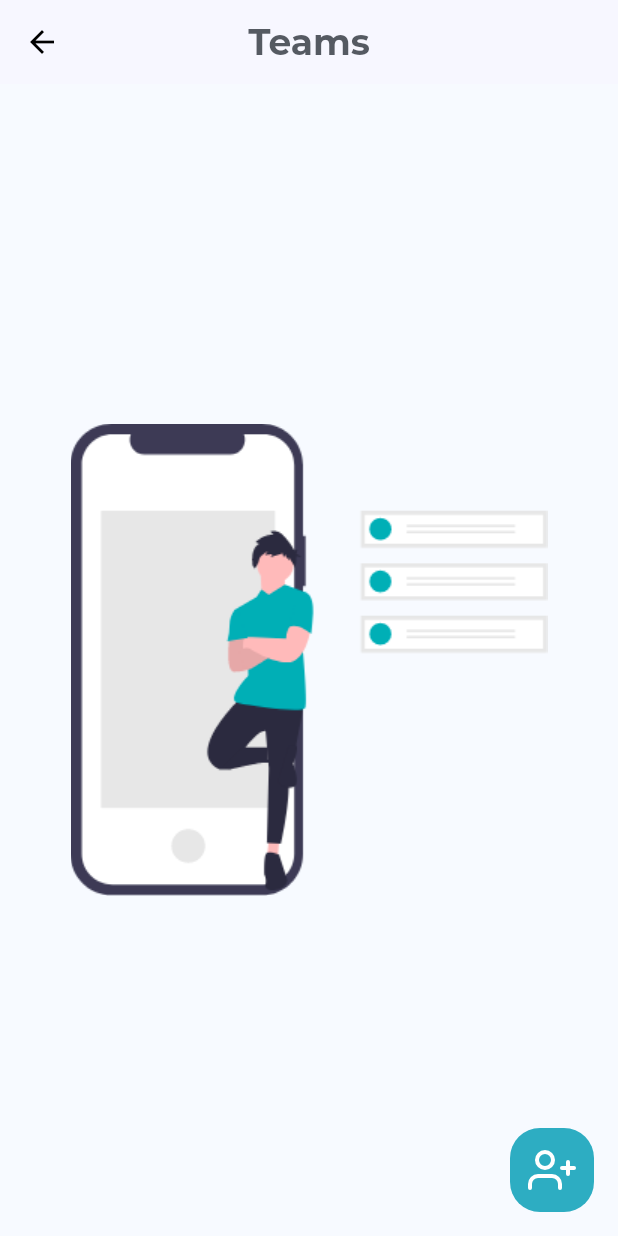
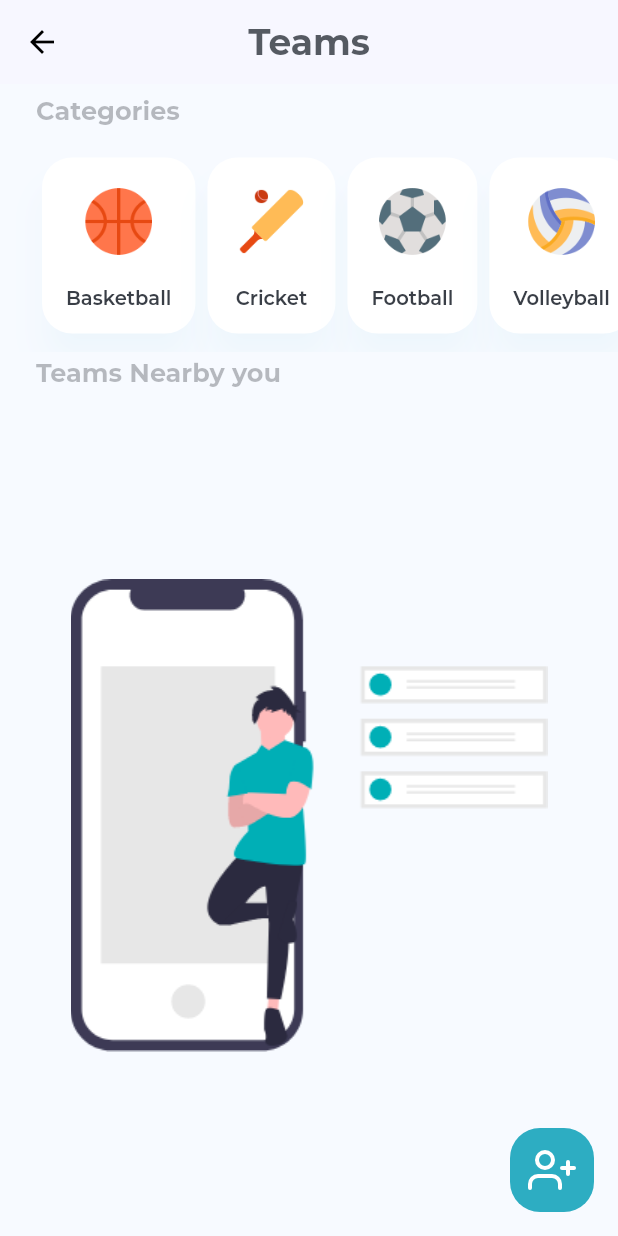
Before and after one commit to Runbhumi/Runbhumi, a Flutter app: the TeamsList screen opened directly, on a phone screen of 412 x 824 dp. Run offline on Flutter 3.47's test engine with Material 2 defaults, Android fonts, the phone set to English and light mode, and no system bars; our stand-ins replace bubble_tab_indicator, cloud_firestore, datetime_picker_formfield, firebase_auth, firebase_core, firebase_storage and 6 more; missing offline and left inert: connectivity_widget; accounts and stored records are empty; project files that could hold a hidden picture were left out.

Commit message:
added categories in teams

```diff
--- a/lib/view/teams/teamsPage.dart
+++ b/lib/view/teams/teamsPage.dart
@@ -189,14 +189,33 @@ class _TeamsListState extends State<TeamsList> {
       appBar: AppBar(
         title: buildTitle(context, "Teams"),
       ),
+      body: NestedScrollView(
+        headerSliverBuilder: _homePageSliverAppBar,
         body: Container(
-          child: Column(children: [
+            child: Column(
+                crossAxisAlignment: CrossAxisAlignment.start,
+                mainAxisSize: MainAxisSize.min,
+                children: [
+              Padding(
+                padding:
+                    const EdgeInsets.symmetric(horizontal: 24.0, vertical: 4.0),
+                child: Text(
+                  'Teams Nearby you',
+                  style: TextStyle(
+                    color: theme.currentTheme.backgroundColor.withOpacity(0.35),
+                    fontSize: 17,
+                    fontWeight: FontWeight.w700,
+                  ),
+                  textAlign: TextAlign.start,
+                ),
+              ),
               Expanded(
                 child: Stack(
                   children: <Widget>[feed(theme: theme)],
                 ),
               ),
             ])),
+      ),
       floatingActionButton: FloatingActionButton(
         onPressed: () {
           Navigator.pushNamed(context, "/createteam");
@@ -208,7 +227,112 @@ class _TeamsListState extends State<TeamsList> {
       ),
     );
   }
+
+  List<Widget> _homePageSliverAppBar(
+      BuildContext context, bool innerBoxIsScrolled) {
+    final ThemeNotifier theme = Provider.of<ThemeNotifier>(context);
+    return <Widget>[
+      SliverList(
+        delegate: SliverChildListDelegate([
+          Padding(
+            padding:
+                const EdgeInsets.symmetric(horizontal: 24.0, vertical: 8.0),
+            child: Text(
+              'Categories',
+              style: TextStyle(
+                color: theme.currentTheme.backgroundColor.withOpacity(0.35),
+                fontSize: 17,
+                fontWeight: FontWeight.w700,
+              ),
+              textAlign: TextAlign.start,
+            ),
+          ),
+          SingleChildScrollView(
+            scrollDirection: Axis.horizontal,
+            child: Container(
+              margin: EdgeInsets.symmetric(horizontal: 24.0, vertical: 8.0),
+              child: Row(
+                mainAxisSize: MainAxisSize.min,
+                children: [
+                  SportsCategory(
+                    theme: theme,
+                    sport: "Basketball",
+                    icon: "assets/icons8-basketball-96.png",
+                  ),
+                  SportsCategory(
+                    theme: theme,
+                    sport: "Cricket",
+                    icon: "assets/icons8-cricket-96.png",
+                  ),
+                  SportsCategory(
+                    theme: theme,
+                    sport: "Football",
+                    icon: "assets/icons8-soccer-ball-96.png",
+                  ),
+                  SportsCategory(
+                    theme: theme,
+                    sport: "Volleyball",
+                    icon: "assets/icons8-volleyball-96.png",
+                  ),
+                ],
+              ),
+            ),
+          ),
+        ]),
+      )
+    ];
   }
+}
+
+class SportsCategory extends StatelessWidget {
+  const SportsCategory({
+    Key key,
+    @required this.theme,
+    @required this.sport,
+    @required this.icon,
+  }) : super(key: key);
+
+  final ThemeNotifier theme;
+  final String sport;
+  final String icon;
+
+  @override
+  Widget build(BuildContext context) {
+    return GestureDetector(
+      onTap: () => {
+        // Navigator.push(
+        //     context,
+        //     MaterialPageRoute(
+        //         builder: (context) => SpecificSport(sportName: this.sport))),
+      },
+      child: Card(
+        child: Padding(
+          padding: const EdgeInsets.all(8.0),
+          child: Column(
+            children: [
+              Padding(
+                padding: const EdgeInsets.all(8.0),
+                child: Image.asset(icon, scale: 1.8),
+              ),
+              Padding(
+                padding: const EdgeInsets.all(8.0),
+                child: Text(
+                  sport,
+                  style: TextStyle(
+                    color: theme.currentTheme.backgroundColor,
+                    fontWeight: FontWeight.w600,
+                    fontSize: 13,
+                  ),
+                ),
+              ),
+            ],
+          ),
+        ),
+      ),
+    );
+  }
+}
+
 /*
 use this logic to make a challenge logic
 
```
Lines whose indentation alone changed are shown as unchanged.
